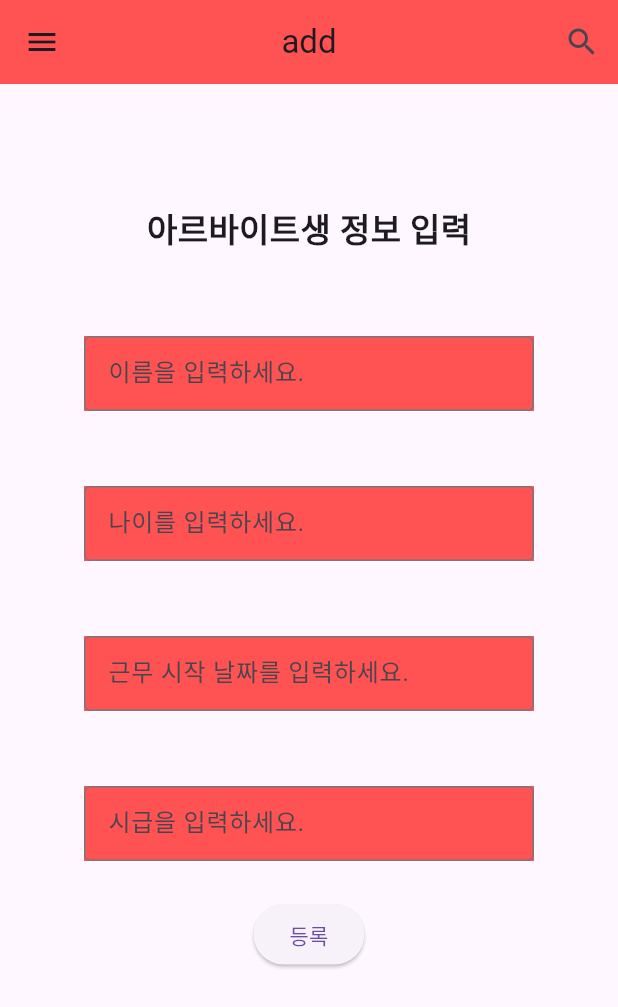
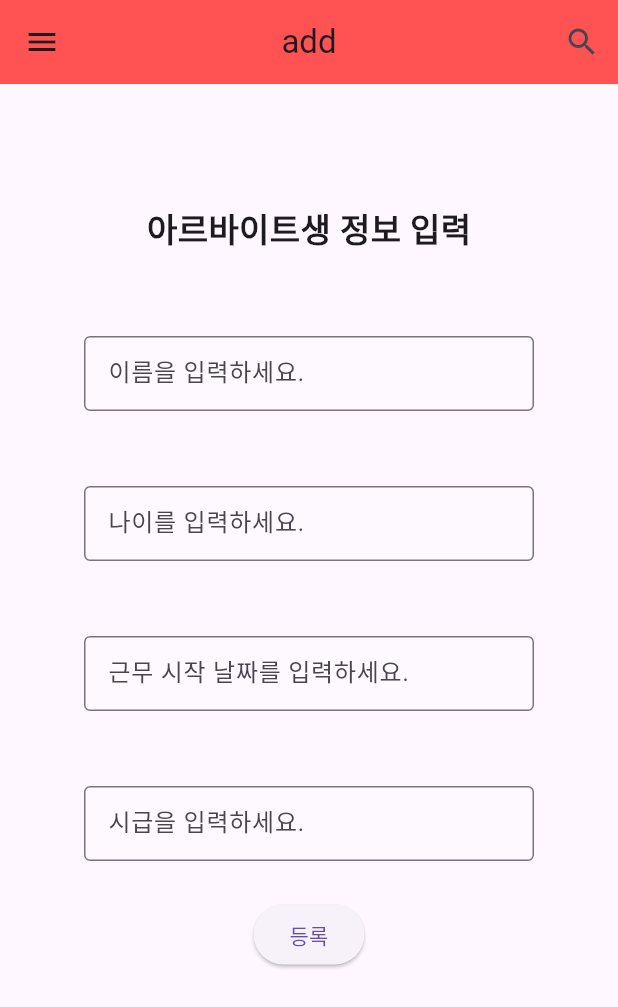
Before and after one commit to SSU-ServerProgramming-2024/alba_time, a Flutter app: the Add_info screen opened directly, on a phone screen of 412 x 824 dp. Shown: the top 1007 px of the screen. Run offline on Flutter 3.47's test engine with Material 3 defaults, Android fonts, the phone set to English and light mode, and no system bars; missing offline and left inert: flutter_timetable.

Commit message:
second modify page to add employee

```diff
--- a/lib/add_emp_info.dart
+++ b/lib/add_emp_info.dart
@@ -31,12 +31,12 @@ class _AddInfoState extends State<Add_info> {
                 const SizedBox(height: 30),
                 Container(
                   alignment: Alignment.center,
-                  color: Colors.redAccent,
+                  color: Colors.white12,
                   width: 300,
                   height: 50,
                   margin: EdgeInsets.all(25),
                   child: TextField(
-                    style: TextStyle(color: Colors.white70),
+                    style: TextStyle(color: Colors.black),
                     decoration: InputDecoration(
                       hintText: '이름을 입력하세요.',
                       border: OutlineInputBorder(),
@@ -46,12 +46,12 @@ class _AddInfoState extends State<Add_info> {
                 ),
                 Container(
                   alignment: Alignment.center,
-                  color: Colors.redAccent,
+                  color: Colors.white12,
                   width: 300,
                   height: 50,
                   margin: EdgeInsets.all(25),
                   child: TextField(
-                    style: TextStyle(color: Colors.white70),
+                    style: TextStyle(color: Colors.black),
                     decoration: InputDecoration(
                       hintText: '나이를 입력하세요.',
                       border: OutlineInputBorder(),
@@ -61,12 +61,12 @@ class _AddInfoState extends State<Add_info> {
                 ),
                 Container(
                   alignment: Alignment.center,
-                  color: Colors.redAccent,
+                  color: Colors.white12,
                   width: 300,
                   height: 50,
                   margin: EdgeInsets.all(25),
                   child: TextField(
-                    style: TextStyle(color: Colors.white70),
+                    style: TextStyle(color: Colors.black),
                     decoration: InputDecoration(
                       hintText: '근무 시작 날짜를 입력하세요.',
                       border: OutlineInputBorder(),
@@ -76,12 +76,12 @@ class _AddInfoState extends State<Add_info> {
                 ),
                 Container(
                   alignment: Alignment.center,
-                  color: Colors.redAccent,
+                  color: Colors.white12,
                   width: 300,
                   height: 50,
                   margin: EdgeInsets.all(25),
                   child: TextField(
-                    style: TextStyle(color: Colors.white70),
+                    style: TextStyle(color: Colors.black),
                     decoration: InputDecoration(
                       hintText: '시급을 입력하세요.',
                       border: OutlineInputBorder(),
```
